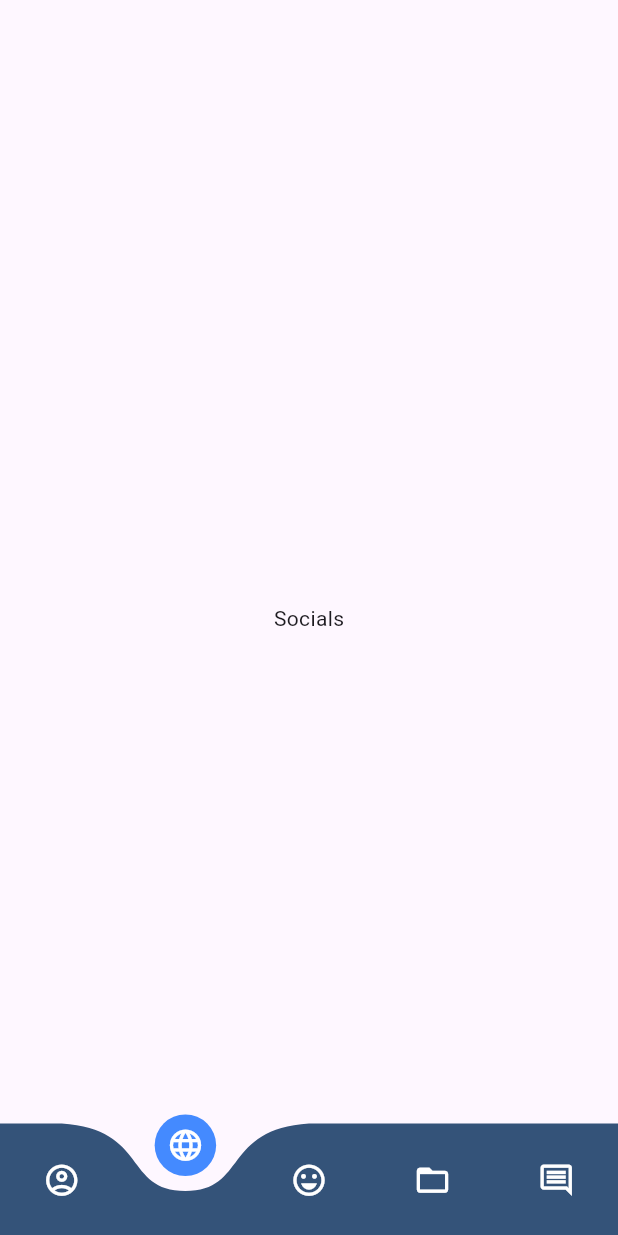
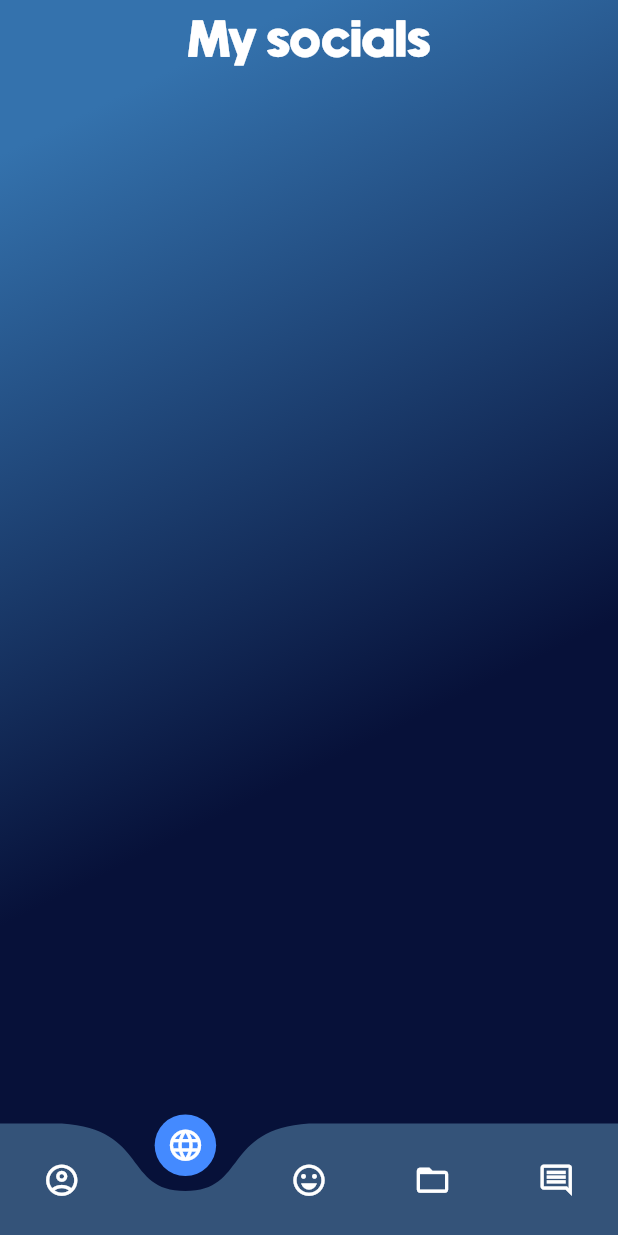
Before and after one commit to juanfranciscovm/portafolio_juan, a Flutter app: the screen it shows after launch, item 2 of the bottom bar chosen, on a phone screen of 412 x 824 dp. Run offline on Flutter 3.47's test engine with Material 3 defaults, Android fonts, the phone set to English and light mode, and no system bars; drawn by our look-alikes of curved_navigation_bar; network calls fail.

Commit message:
add: agregadas las descripciones de los proyectos y agregadas las "plantillas base" de todas las screens.

```diff
--- a/lib/screens/comments.dart
+++ b/lib/screens/comments.dart
@@ -68,7 +68,7 @@ class _CommentsState extends State<Comments> {
                 const SizedBox(height: 40),
 
                 const Text(
-                  "Leave a\ncomment!",
+                  "Leave a\ncomment",
                   textAlign: TextAlign.center,
                   style: TextStyle(
                     fontFamily: "Newake",
--- a/lib/screens/navigator_screen.dart
+++ b/lib/screens/navigator_screen.dart
@@ -29,7 +29,7 @@ class _NavigatorState extends State<NavigatorScreen> {
           gradient: LinearGradient(
             begin: Alignment.topCenter,
             colors: [
-              Color.fromARGB(255, 36, 52, 118),
+              Color.fromARGB(255, 52, 114, 173),
               Color.fromARGB(255, 7, 17, 57),
             ],
           ),
--- a/lib/screens/socials.dart
+++ b/lib/screens/socials.dart
@@ -5,6 +5,22 @@ class Socials extends StatelessWidget {
 
   @override
   Widget build(BuildContext context) {
-    return const Scaffold(body: Center(child: Text('Socials')));
+    return Scaffold(
+      backgroundColor: Colors.transparent,
+      appBar: AppBar(
+        title: const Text(
+          "My socials",
+          style: TextStyle(
+            color: Colors.white,
+            fontFamily: "Newake",
+            fontSize: 35,
+          ),
+        ),
+        centerTitle: true,
+        backgroundColor: Colors.transparent,
+        elevation: 0,
+      ),
+      body: SingleChildScrollView(),
+    );
   }
 }
```
Also changed, not shown: lib/screens/about_me.dart (+13 -0 lines), lib/screens/hobbies.dart (+17 -1 lines), lib/screens/projects.dart (+20 -14 lines), lib/widgets/card_template.dart (+37 -55 lines), lib/widgets/card_template_og.dart (deleted, +0 -68 lines).
